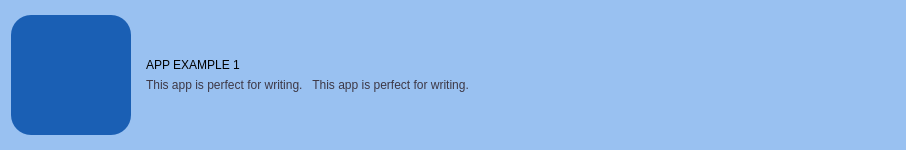
Old version of the form Views/AppView/appview.ui in the repository frknrnn/Qt_AppStore.
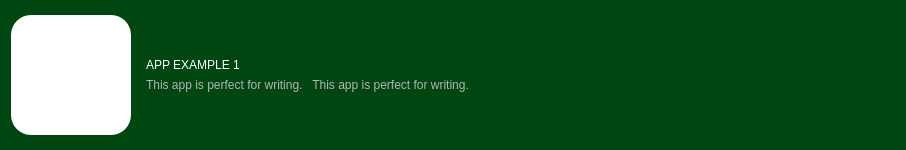
New version of the form.

```diff
--- a/Views/AppView/appview.ui
+++ b/Views/AppView/appview.ui
@@ -30,7 +30,7 @@
   </property>
   <property name="styleSheet">
    <string notr="true">QFrame{
-background-color: rgb(153, 193, 241);
+background-color: rgb(0, 70, 16);
 border-radius:20px;
 }
 
@@ -56,7 +56,7 @@
       </size>
      </property>
      <property name="styleSheet">
-      <string notr="true">background-color: rgb(26, 95, 180);</string>
+      <string notr="true">background-color: rgb(255, 255, 255);</string>
      </property>
      <property name="text">
       <string/>
@@ -103,7 +103,7 @@
       <item>
        <widget class="QLabel" name="label_AppName">
         <property name="styleSheet">
-         <string notr="true">color: rgb(0, 0, 0);
+         <string notr="true">color: rgb(255, 255, 255);
 font: 700 20pt &quot;Ubuntu&quot;;</string>
         </property>
         <property name="text">
@@ -114,7 +114,7 @@
       <item>
        <widget class="QLabel" name="label_AppInfo">
         <property name="styleSheet">
-         <string notr="true">color: rgb(61, 56, 70);
+         <string notr="true">color: rgb(180, 180, 180);
 font: 500 11pt &quot;Ubuntu&quot;;</string>
         </property>
         <property name="text">
```
Left out of the diff: 2 changed lines with no effect on the pictures.
